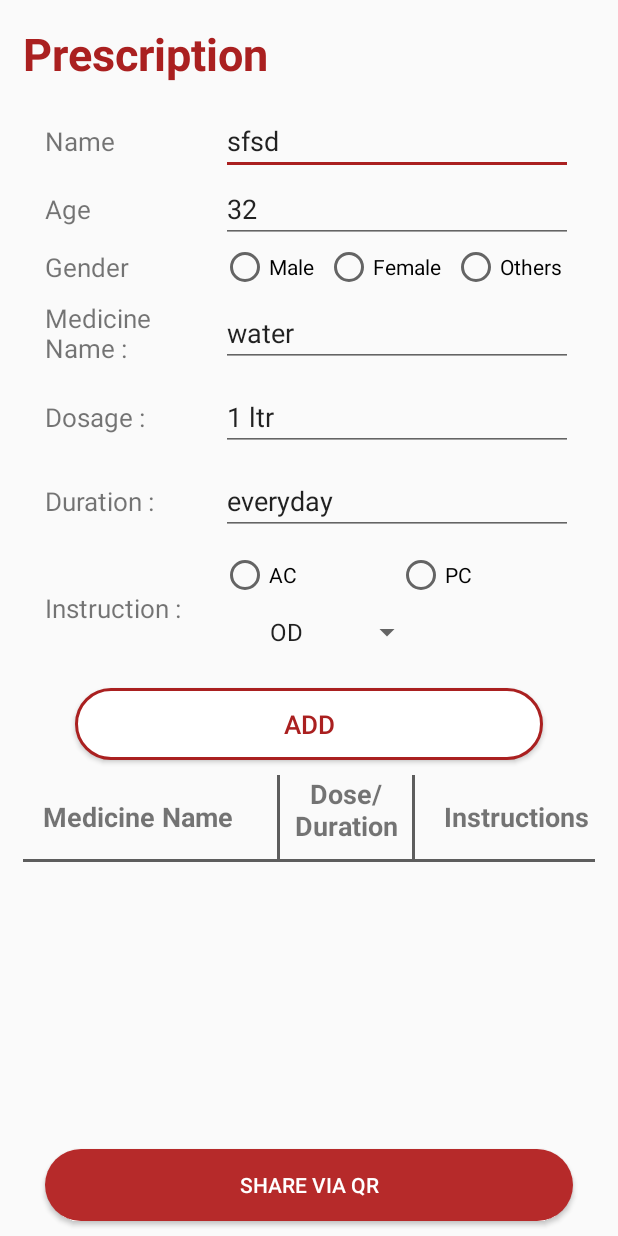
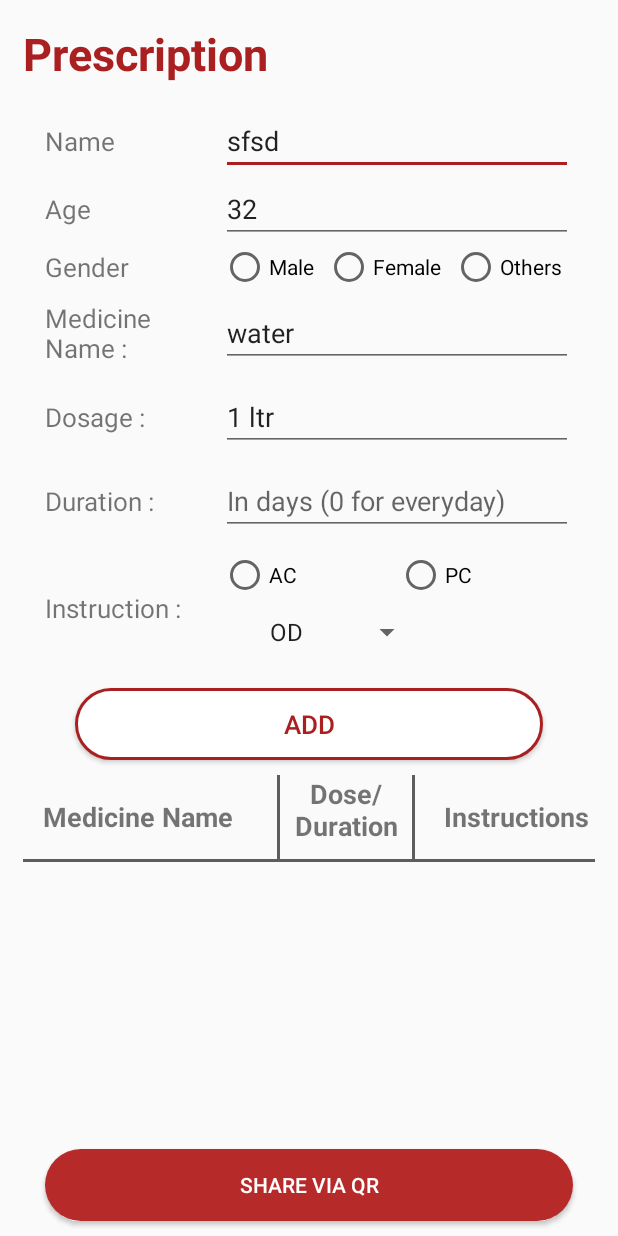
Before and after one commit to Jerinji2016/eMed, an Android app: the DoctorActivity screen opened directly, with no data from a screen before it, in the side drawer, after a tap on "Prescribe Medicine", on a phone screen of 412 x 824 dp. Run offline under Robolectric (Android 15) with nearby library versions, the phone set to English and light mode, and no system bars; our stand-ins replace Firebase (no records; nobody signed in at launch, a user with empty details on screens opened directly); 5 statements that could not run were skipped.

Commit message:
Example Notification

```diff
--- a/app/src/main/AndroidManifest.xml
+++ b/app/src/main/AndroidManifest.xml
@@ -16,7 +16,7 @@
         android:supportsRtl="true"
         android:theme="@style/AppTheme"
         tools:ignore="GoogleAppIndexingWarning">
-        <activity android:name=".doctor.PrescribeMedicineActivity"></activity>
+        <activity android:name=".doctor.PrescribeMedicineActivity" />
         <activity android:name=".patient.PrescriptionDetailsActivity" />
         <activity android:name=".doctor.PatientDetailsActivity" />
         <activity android:name=".qrCode.QrCodeScanner" />
@@ -38,6 +38,8 @@
                 <category android:name="android.intent.category.LAUNCHER" />
             </intent-filter>
         </activity>
+
+        <receiver android:name=".patient.ReminderBroadcast" />
     </application>
 
 </manifest>
--- a/app/src/main/java/com/dev/emed/doctor/DoctorActivity.java
+++ b/app/src/main/java/com/dev/emed/doctor/DoctorActivity.java
@@ -1,6 +1,11 @@
 package com.dev.emed.doctor;
 
+import android.app.AlarmManager;
+import android.app.NotificationChannel;
+import android.app.NotificationManager;
+import android.app.PendingIntent;
 import android.content.Intent;
+import android.os.Build;
 import android.os.Bundle;
 import android.util.Log;
 import android.view.MenuItem;
@@ -20,6 +25,7 @@ import androidx.fragment.app.FragmentManager;
 import com.dev.emed.MainActivity;
 import com.dev.emed.R;
 import com.dev.emed.models.DocQrObject;
+import com.dev.emed.patient.ReminderBroadcast;
 import com.dev.emed.qrCode.OpenQrDialog;
 import com.dev.emed.qrCode.helper.EncryptionHelper;
 import com.google.android.material.navigation.NavigationView;
@@ -43,10 +49,14 @@ public class DoctorActivity extends AppCompatActivity implements NavigationView.
 
     NavigationView navigationView;
 
+
+
     @Override
     protected void onCreate(Bundle savedInstanceState) {
         super.onCreate(savedInstanceState);
         setContentView(R.layout.activity_doctor);
+
+        createNotificationChannel();
 
         Toolbar toolbar = findViewById(R.id.doc_toolbar);
         toolbar.setTitle(R.string.dashboard);
@@ -65,6 +75,26 @@ public class DoctorActivity extends AppCompatActivity implements NavigationView.
         View headerView = navigationView.getHeaderView(0);
         final TextView navHeaderName = headerView.findViewById(R.id.nav_doc_name);
         final TextView navHeaderId = headerView.findViewById(R.id.nav_doc_reff_id);
+
+        /*
+        * Notification Set Up
+        * */
+
+        Toast.makeText(this, "Reminder Set", Toast.LENGTH_SHORT).show();
+
+        Intent nIntent = new Intent(this, ReminderBroadcast.class);
+        PendingIntent nPendingIntent = PendingIntent.getBroadcast(this, 0, nIntent, 0);
+
+        AlarmManager alarmManager = (AlarmManager) getSystemService(ALARM_SERVICE);
+
+        long currentTime = System.currentTimeMillis();
+        long tenSeconds = 1000 * 10;
+
+        alarmManager.set(AlarmManager.RTC_WAKEUP,
+                currentTime + tenSeconds,
+                nPendingIntent);
+
+        /* ************************************* */
 
         reff = FirebaseDatabase.getInstance().getReference("Doctor").child(doc_userid);
         listener = new ValueEventListener() {
@@ -176,4 +206,18 @@ public class DoctorActivity extends AppCompatActivity implements NavigationView.
 
         dialog.show(getSupportFragmentManager(), "QR Code Doctor");
     }
+
+    private void createNotificationChannel() {
+        if(Build.VERSION.SDK_INT >= Build.VERSION_CODES.O) {
+            CharSequence name = "eMedNotificationChannel";
+            String description = "Channel for eMed Notification";
+            int importance = NotificationManager.IMPORTANCE_HIGH;
+
+            NotificationChannel channel = new NotificationChannel("notifyMedicine", name, importance);
+            channel.setDescription(description);
+
+            NotificationManager notificationManager = getSystemService(NotificationManager.class);
+            notificationManager.createNotificationChannel((channel));
+        }
+    }
 }
--- a/app/src/main/java/com/dev/emed/doctor/DoctorRecyclerViewAdapter.java
+++ b/app/src/main/java/com/dev/emed/doctor/DoctorRecyclerViewAdapter.java
@@ -97,7 +97,8 @@ public class DoctorRecyclerViewAdapter extends RecyclerView.Adapter<RecyclerView
             TextView medIns = new TextView(context);
             medIns.setLayoutParams(new TableRow.LayoutParams(TableRow.LayoutParams.WRAP_CONTENT, TableRow.LayoutParams.WRAP_CONTENT, 1f));
             medIns.setTextAlignment(View.TEXT_ALIGNMENT_CENTER);
-            String str = item.child("medDose").getValue() + " - " + item.child("medDur").getValue();
+            String str = item.child("medDose").getValue() + " - ";
+            str +=  item.child("medDur").getValue() == "0" ? "everyday" : item.child("medDur").getValue() + " days";
             str += "\n" + item.child("medFood").getValue() + " - " + item.child("medTime").getValue();
             medIns.setText(str);
 
@@ -118,7 +119,7 @@ public class DoctorRecyclerViewAdapter extends RecyclerView.Adapter<RecyclerView
         return dataList.size();
     }
 
-    public class Item extends RecyclerView.ViewHolder {
+    public static class Item extends RecyclerView.ViewHolder {
         TextView pId, pDate, pName, pDetails;
         TableLayout medList;
         ImageButton qrCode;
--- a/app/src/main/java/com/dev/emed/doctor/PrescribeMedicineFragment.java
+++ b/app/src/main/java/com/dev/emed/doctor/PrescribeMedicineFragment.java
@@ -145,7 +145,9 @@ public class PrescribeMedicineFragment extends Fragment implements OnItemSelecte
                 if (checkEmpty()) {
                     if (!medArray.contains(medNameInput.getText().toString())) {
                         final String medName = medNameInput.getText().toString().trim();
-                        String medDoseDur = medDoseInput.getText().toString().trim() + "\n" + medDurInput.getText().toString().trim();
+                        String medDoseDur = medDoseInput.getText().toString().trim() + "\n";
+                        String dur = medDurInput.getText().toString().trim();
+                        medDoseDur += (dur.equals("0")) ? "everyday" : dur + " days";
                         String medInstr = "", medTimeStr, medFoodStr;
 
                         medArray.add(medName);
@@ -253,7 +255,7 @@ public class PrescribeMedicineFragment extends Fragment implements OnItemSelecte
             Toast.makeText(getActivity(), "Medicine Dose cannot be Empty", Toast.LENGTH_SHORT).show();
             return false;
         }
-        if (medDoseInput.getText().toString().trim().isEmpty()) {
+        if (medDurInput.getText().toString().trim().isEmpty()) {
             Toast.makeText(getActivity(), "Medicine Duration cannot be Empty", Toast.LENGTH_SHORT).show();
             return false;
         }
--- a/app/src/main/res/layout/doc_fragment_prescribe_medicine.xml
+++ b/app/src/main/res/layout/doc_fragment_prescribe_medicine.xml
@@ -75,8 +75,9 @@
                         android:id="@+id/med_ptn_age"
                         android:layout_width="match_parent"
                         android:layout_height="wrap_content"
-                        android:text="32"
-                        android:layout_weight="1" />
+                        android:layout_weight="1"
+                        android:inputType="number"
+                        android:text="32" />
                 </LinearLayout>
 
                 <LinearLayout
@@ -197,8 +198,8 @@
                         android:layout_width="match_parent"
                         android:layout_height="wrap_content"
                         android:layout_weight="1"
-                        android:hint="eg. 5days"
-                        android:text="everyday" />
+                        android:hint="In days (0 for everyday)"
+                        android:inputType="number" />
                 </LinearLayout>
 
                 <LinearLayout
@@ -226,6 +227,7 @@
                             android:id="@+id/med_food_radio"
                             android:layout_width="match_parent"
                             android:layout_height="wrap_content"
+                            android:layout_weight="1"
                             android:orientation="horizontal"
                             android:weightSum="2">
 
@@ -248,9 +250,10 @@
                         <Spinner
                             android:id="@+id/med_time_select"
                             android:layout_width="match_parent"
+                            android:layout_weight="1"
+                            android:layout_marginEnd="100dp"
                             android:layout_height="wrap_content"
                             android:layout_marginVertical="10dp"
-                            android:layout_marginEnd="100dp"
                             android:entries="@array/inADay"
                             android:prompt="@string/select_one"
                             android:textAlignment="center" />
```
Also changed, not shown: app/src/main/java/com/dev/emed/patient/PrescriptionDetailsActivity.java (+8 -12 lines), app/src/main/java/com/dev/emed/patient/ReminderBroadcast.java (added, +25 -0 lines), app/src/main/res/layout/activity_prescription_details.xml (+6 -7 lines), app/src/main/java/com/dev/emed/doctor/OnSwipeListener.java (line endings or trailing spaces), 1 other file.
